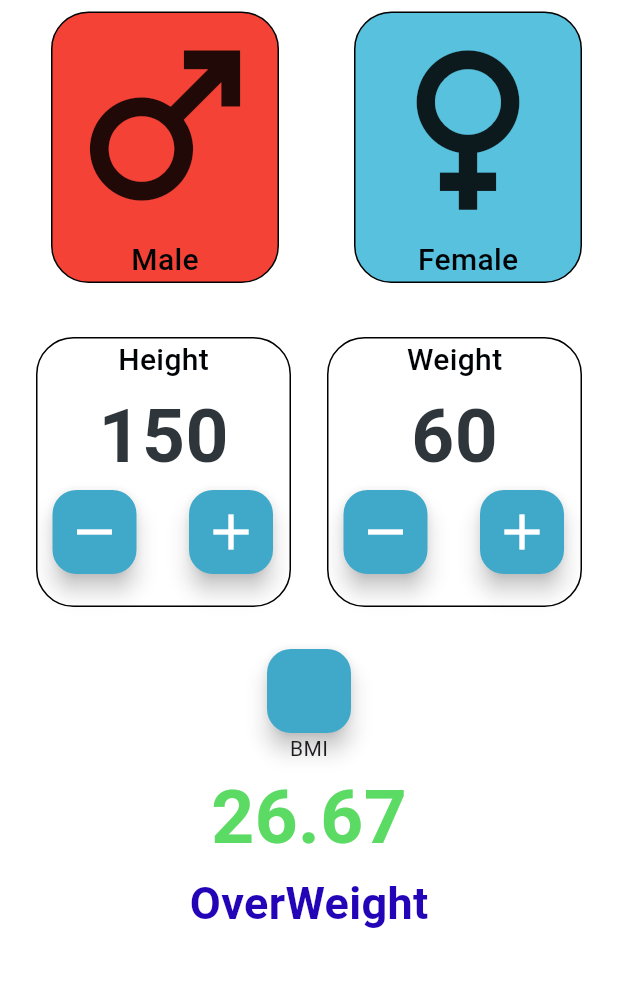
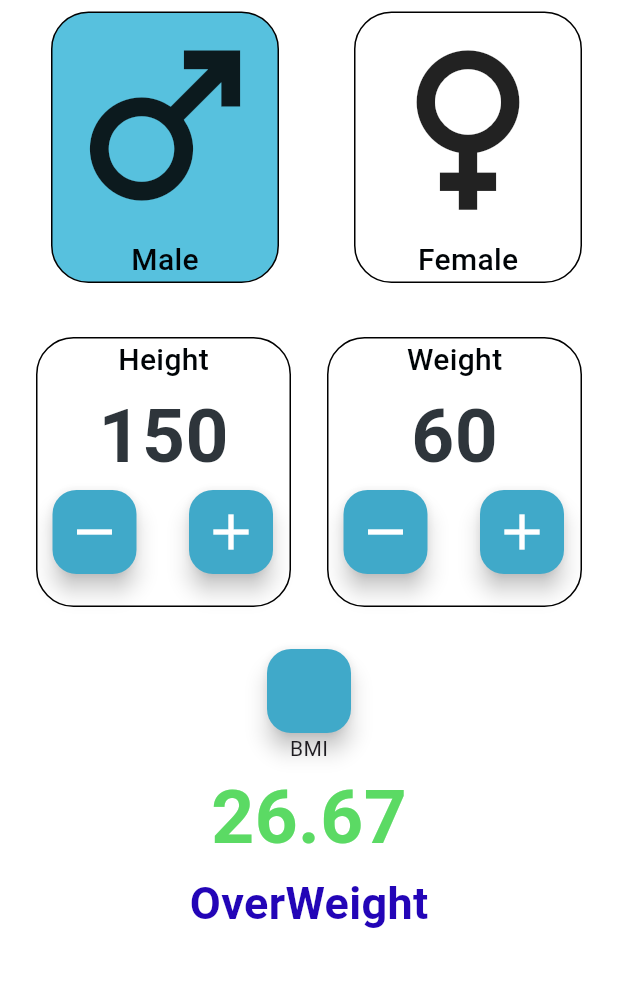
Before and after one commit to akithawijesinghe/BMICALflutter, a Flutter app: the screen it shows after launch, after a tap on "Male", on a phone screen of 412 x 824 dp, the part 65-1052 px from its top. Run offline on Flutter 3.47's test engine with Material 3 defaults, Android fonts, the phone set to English and light mode, and no system bars; Roboto replaces fonts that are missing (Candara).

Commit message:
improve ui

```diff
--- a/lib/main_page.dart
+++ b/lib/main_page.dart
@@ -12,6 +12,7 @@ class _MainPageState extends State<MainPage> {
   int height = 150;
   int weight = 60;
   bool isMaleSelected = false;
+  bool isFemaleSelected = false;
   late double bmi = calculateBMI(height: height, weight: weight);
 
   @override
@@ -39,7 +40,8 @@ class _MainPageState extends State<MainPage> {
                   InkWell(
                     onTap: () {
                       setState(() {
-                        isMaleSelected = !isMaleSelected;
+                        isMaleSelected = true;
+                        isFemaleSelected = false;
                       });
                     },
                     child: Padding(
@@ -50,7 +52,8 @@ class _MainPageState extends State<MainPage> {
                               Border.all(color: Color.fromARGB(255, 0, 0, 0)),
                           borderRadius: BorderRadius.all(Radius.circular(25.0)),
                           color: (isMaleSelected
-                              ? Colors.red
+                              ? Color.fromARGB(255, 87, 193,
+                                  222) //color: (Color.fromARGB(255, 87, 193, 222)),
                               : Colors.transparent),
                         ),
                         child: Column(
@@ -67,13 +70,23 @@ class _MainPageState extends State<MainPage> {
                     ),
                   ),
                   const Spacer(),
-                  Padding(
+                  InkWell(
+                    onTap: () {
+                      setState(() {
+                        isFemaleSelected = true;
+                        isMaleSelected = false;
+                      });
+                    },
+                    child: Padding(
                       padding: const EdgeInsets.all(8.0),
                       child: Container(
                         decoration: BoxDecoration(
                           border: Border.all(color: Colors.black),
-                        color: (Color.fromARGB(255, 87, 193, 222)),
+                          //color: (Color.fromARGB(255, 87, 193, 222)),
                           borderRadius: BorderRadius.all(Radius.circular(25.0)),
+                          color: (isFemaleSelected
+                              ? Color.fromARGB(255, 182, 113, 125) // Pink color
+                              : Colors.transparent),
                         ),
                         child: Column(
                           children: const [
@@ -83,6 +96,7 @@ class _MainPageState extends State<MainPage> {
                               style: subheading,
                             ),
                           ],
+                        ),
                       ),
                     ),
                   ),
```
Lines whose indentation alone changed are shown as unchanged.
